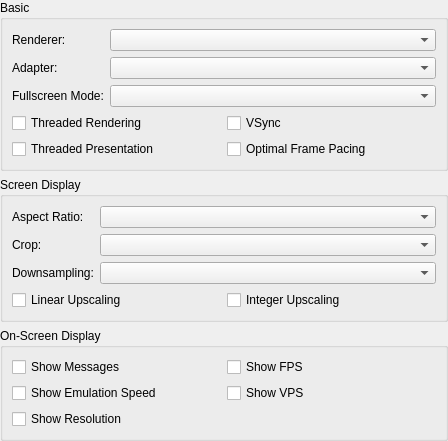
Above: src/duckstation-qt/displaysettingswidget.ui from kofxi3584karlayang/duckstation before the change. Below: the same form after it.
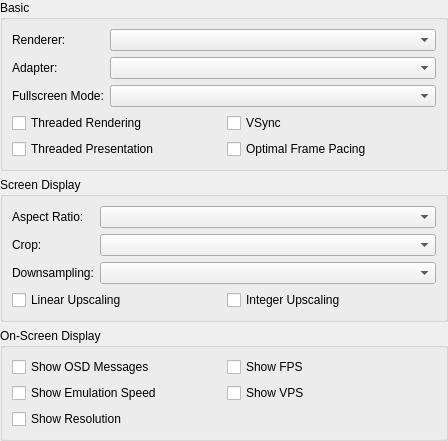
That is the form after the change.

Commit message: Improve consistency of tooltips in Display Settings

```diff
--- a/src/duckstation-qt/displaysettingswidget.ui
+++ b/src/duckstation-qt/displaysettingswidget.ui
@@ -163,7 +163,7 @@
       <item row="2" column="0">
        <widget class="QCheckBox" name="showOSDMessages">
         <property name="text">
-         <string>Show Messages</string>
+         <string>Show OSD Messages</string>
         </property>
        </widget>
       </item>
```
The commit also changes 1 other file.
